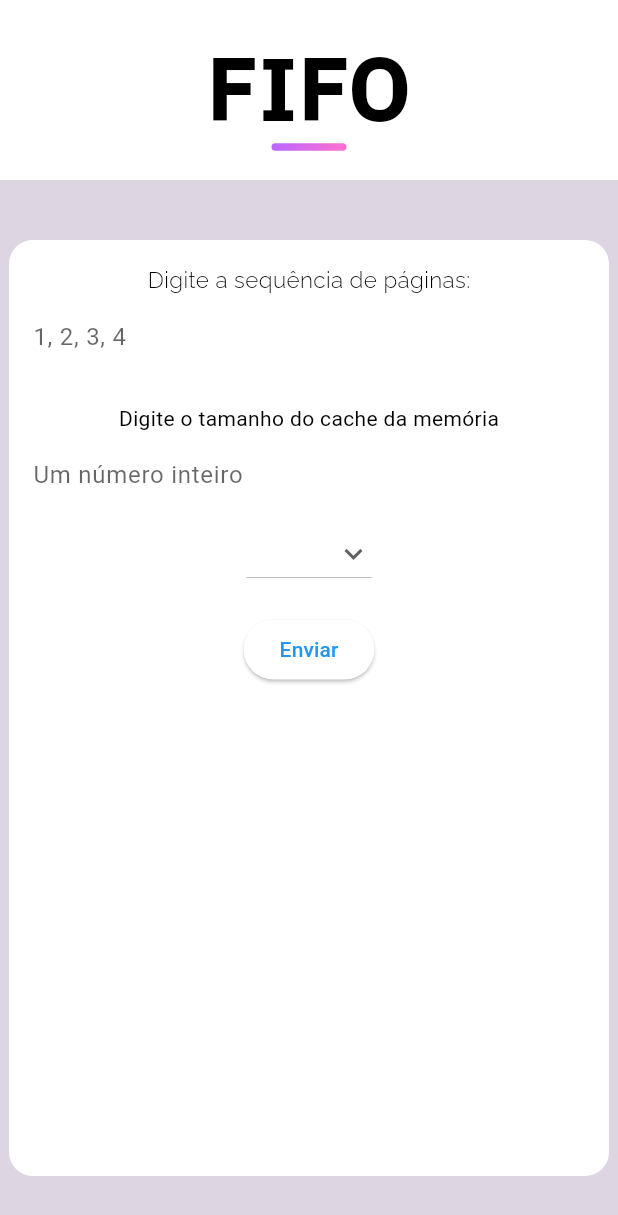
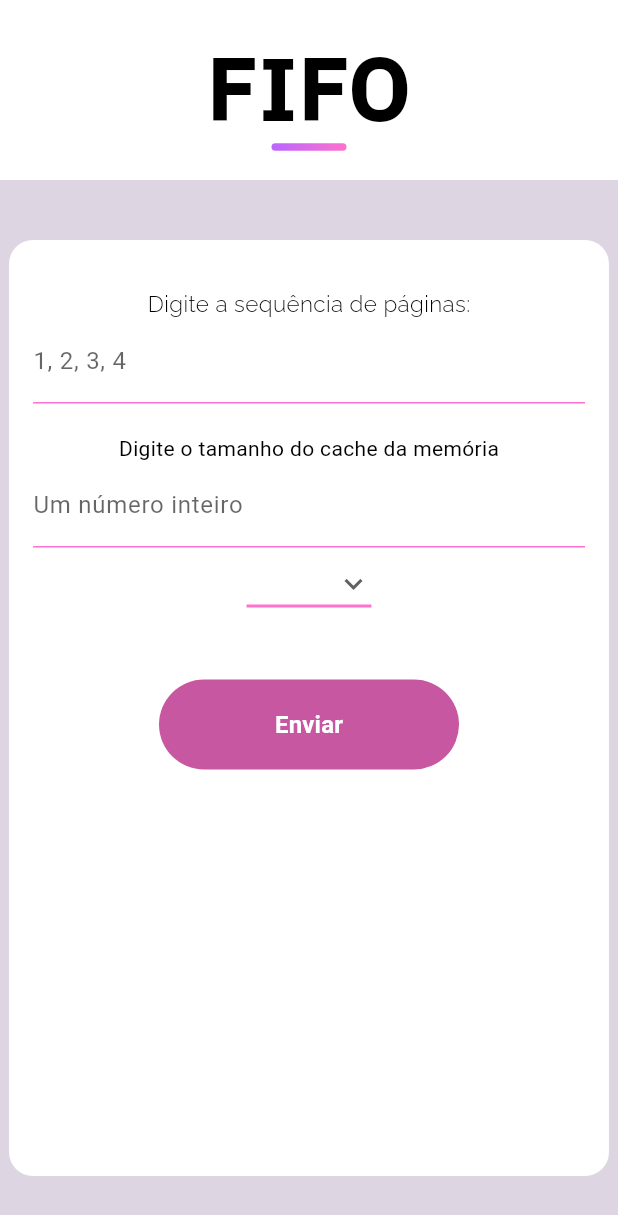
Before and after one commit to trashrama/paginacaoFlutter, a Flutter app: the screen it shows after launch, on a phone screen of 412 x 824 dp. Shown: the top 1215 px of the screen. Run offline on Flutter 3.47's test engine with Material 2 defaults, Android fonts, the phone set to English and light mode, and no system bars.

Commit message:
falta arrumar um espaçamento de total hits e misses

```diff
--- a/lib/main.dart
+++ b/lib/main.dart
@@ -251,7 +251,7 @@ class _MyHomePageState extends State<MyHomePage> {
               padding: const EdgeInsets.symmetric(vertical: 40),
               child: Container(
                 width: 400,
-                padding: const EdgeInsets.fromLTRB(16.0, 16.0, 16.0, 0),
+                padding: const EdgeInsets.fromLTRB(16.0, 32.0, 16.0, 0),
                 decoration: BoxDecoration(
                   color: Colors.white,
                   borderRadius: BorderRadius.circular(16.0),
@@ -277,6 +277,10 @@ class _MyHomePageState extends State<MyHomePage> {
                           labelStyle:
                               TextStyle(color: Color.fromRGBO(0, 0, 0, 0.6)),
                           floatingLabelBehavior: FloatingLabelBehavior.never,
+                          enabledBorder: UnderlineInputBorder(
+                              borderSide: BorderSide(
+                            color: Color(0xFFFF71CE),
+                          )),
                           focusedBorder: UnderlineInputBorder(
                             borderSide: BorderSide(
                                 color: Color.fromARGB(255, 115, 17, 201)),
@@ -313,7 +317,8 @@ class _MyHomePageState extends State<MyHomePage> {
                           return null;
                         },
                       ),
-                      const SizedBox(height: 16),
+                      const SizedBox(
+                          height: 20), // separar os itens do container
                       const Text('Digite o tamanho do cache da memória'),
                       TextFormField(
                           style: const TextStyle(
@@ -323,11 +328,16 @@ class _MyHomePageState extends State<MyHomePage> {
                             labelStyle:
                                 TextStyle(color: Color.fromRGBO(0, 0, 0, 0.6)),
                             floatingLabelBehavior: FloatingLabelBehavior.never,
+                            enabledBorder: UnderlineInputBorder(
+                                borderSide: BorderSide(
+                              color: Color(0xFFFF71CE),
+                            )),
                             focusedBorder: UnderlineInputBorder(
                               borderSide: BorderSide(
                                   color: Color.fromARGB(255, 115, 17, 201)),
                             ),
                           ),
+                          keyboardType: TextInputType.number,
                           validator: (value) {
                             if (value == null || value.isEmpty) {
                               return 'Insira apenas um número inteiro';
@@ -347,6 +357,10 @@ class _MyHomePageState extends State<MyHomePage> {
                         value: dropdownValue,
                         icon: const Icon(Icons.keyboard_arrow_down),
                         style: const TextStyle(fontWeight: FontWeight.bold),
+                        underline: Container(
+                          height: 2,
+                          color: const Color(0xFFFF71CE),
+                        ),
                         dropdownColor: Colors.purple[50],
                         items: dropdownItems.map((String item) {
                           return DropdownMenuItem<String>(
@@ -361,9 +375,11 @@ class _MyHomePageState extends State<MyHomePage> {
                                 'Paginação: $newValue'; // Atualiza o valor do título
                           });
                         },
+                        alignment: Alignment
+                            .center, // Define o alinhamento do texto no centro verticalmente
                       ),
-                      const SizedBox(height: 16),
-                      ElevatedButton(
+                      const SizedBox(height: 40),
+                      FilledButton(
                         onPressed: () {
                           if (_formKey.currentState!.validate()) {
                             _formKey.currentState!.save();
@@ -378,7 +394,19 @@ class _MyHomePageState extends State<MyHomePage> {
                             setState(() {}); // Atualiza o estado
                           }
                         },
-                        child: const Text('Enviar'),
+                        style: ButtonStyle(
+                          minimumSize: MaterialStateProperty.all(const Size(
+                              200, 60)), // Define a largura e altura mínimas
+                          backgroundColor: MaterialStateProperty.all(
+                              Color.fromARGB(255, 199, 87,
+                                  160)), // Definindo a cor de fundo
+                        ),
+                        child: const Text('Enviar',
+                            style: TextStyle(
+                              fontSize: 16, // Tamanho do texto
+                              fontWeight: FontWeight.bold,
+                            ) // Peso da fonte
+                            ),
                       ),
 
                       const SizedBox(height: 16),
@@ -389,7 +417,6 @@ class _MyHomePageState extends State<MyHomePage> {
                           style: const TextStyle(
                               fontSize: 18, fontWeight: FontWeight.bold),
                         )
-                      //resultado = '',
                     ],
                   ),
                 ),
```
